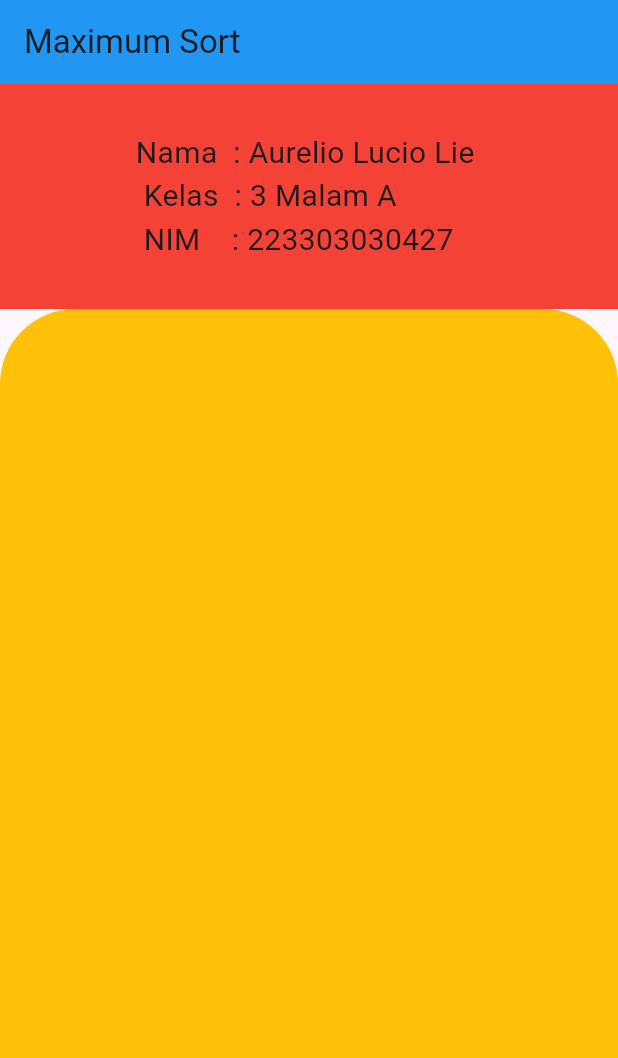
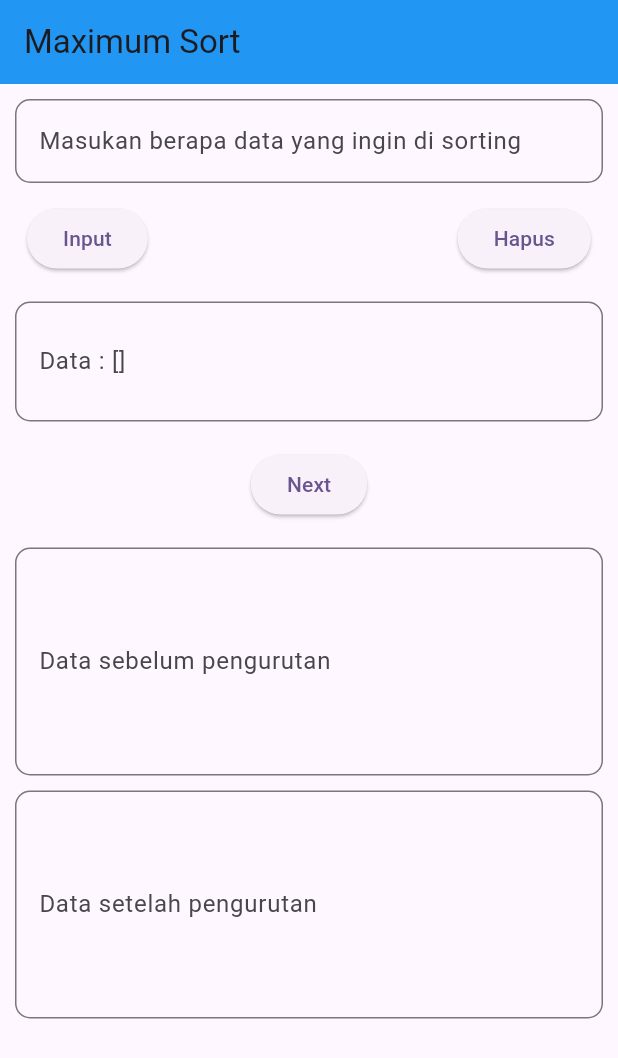
Before and after one commit to aurelioo29/UTS-FLUTTER, a Flutter app: the screen it shows after launch, on a phone screen of 412 x 824 dp. Shown: the top 1058 px of the screen. Run offline on Flutter 3.47's test engine with Material 2 defaults, Android fonts, the phone set to English and light mode, and no system bars.

Commit message:
change design UI

```diff
--- a/lib/sort.dart
+++ b/lib/sort.dart
@@ -10,6 +10,9 @@ class SortPages extends StatefulWidget {
 class _SortPagesState extends State<SortPages> {
   final formKey = GlobalKey<FormState>();
   final tecData = TextEditingController();
+  // variabel untuk mengahapus inputan
+  TextEditingController _textController = TextEditingController();
+  var list = [];
 
   @override
   Widget build(BuildContext context) {
@@ -19,113 +22,137 @@ class _SortPagesState extends State<SortPages> {
         backgroundColor: Colors.blue,
       ),
       body: SingleChildScrollView(
+        child: Padding(
+          padding: EdgeInsets.all(10),
+          child: Form(
+            key: formKey,
             child: Column(
-            crossAxisAlignment: CrossAxisAlignment.stretch,
               children: [
-              Container(
-                alignment: Alignment.center,
-                child: Text(
-                  "Nama  : Aurelio Lucio Lie \n Kelas  : 3 Malam A \n NIM    : 223303030427",
-                  style: TextStyle(fontSize: 20),
+                // Bagian Input Data Ingin Di Sorting (TAHAP 1)
+                TextFormField(
+                  controller: _textController,
+                  decoration: InputDecoration(
+                    labelText: "Masukan berapa data yang ingin di sorting",
+                    border: OutlineInputBorder(
+                      borderRadius: BorderRadius.circular(10),
                     ),
-                height: 150,
-                decoration: BoxDecoration(color: Colors.red),
                   ),
-              Container(
-                height: 1000,
-                decoration: BoxDecoration(
-                  borderRadius: BorderRadius.only(
-                    topLeft: Radius.circular(50),
-                    topRight: Radius.circular(50),
                 ),
-                  color: Colors.amber,
+                SizedBox(
+                  height: 5,
                 ),
-              )
-              // Container(
-              //   height: 2000,
-              //   decoration: BoxDecoration(
-              //       borderRadius: BorderRadius.only(
-              //         topLeft: Radius.circular(50),
-              //         topRight: Radius.circular(50),
-              //       ),
-              //       color: Colors.amber),
-              //   padding: EdgeInsets.all(10),
-              //   child: Form(
-              //     child: Column(
-              //       children: [
-              //         SizedBox(
-              //           width: 300,
-              //           child: TextFormField(
-              //             style: TextStyle(color: Colors.green),
-              //             decoration: InputDecoration(
-              //               labelText: 'Angka di Sorting',
-              //               hintText: 'Masukan angka yang ingin di sorting',
-              //               border: OutlineInputBorder(
-              //                 borderRadius: BorderRadius.circular(10),
-              //               ),
-              //               enabledBorder: OutlineInputBorder(
-              //                 borderSide: BorderSide(color: Colors.redAccent),
-              //               ),
-              //               prefixIcon: Icon(Icons.numbers),
-              //             ),
-              //             keyboardType: TextInputType.number,
-              //           ),
-              //         ),
-              //       ],
-              //     ),
-              //   ),
-              // ),
+                ButtonBar(
+                  alignment: MainAxisAlignment.spaceBetween,
+                  children: [
+                    ElevatedButton(
+                      onPressed: () {
+                        setState(
+                          () {
+                            if (tecData.text.length != 0) {
+                              int data = int.parse(tecData.text.toString());
+                              list.add(data);
+                            } else {
+                              ScaffoldMessenger.of(context).showSnackBar(
+                                SnackBar(
+                                  content: Text('Data inputan masih kosong'),
+                                ),
+                              );
+                            }
+                          },
+                        );
+                      },
+                      child: Text("Input"),
+                    ),
+                    ElevatedButton(
+                      onPressed: () {
+                        setState(
+                          () {
+                            if (_textController.text.isEmpty) {
+                              ScaffoldMessenger.of(context).showSnackBar(
+                                SnackBar(
+                                  content:
+                                      Text('Data di dalam inputan tidak ada'),
+                                ),
+                              );
+                            } else {
+                              _textController.clear();
+                              ScaffoldMessenger.of(context).showSnackBar(
+                                SnackBar(
+                                  content: Text('Data berhasil di hapus'),
+                                ),
+                              );
+                            }
+                          },
+                        );
+                      },
+                      child: Text("Hapus"),
+                    ),
                   ],
                 ),
-        )
-        // Padding(
-        //   padding: EdgeInsets.all(15),
-        //   child: Form(
-        //     key: formKey,
-        //     child: Column(
-        //       children: [
-        //         TextFormField(
-        //           controller: tecData,
-        //           validator: (value) => value == null || value.isEmpty
-        //               ? 'Data tersebut masih kosong'
-        //               : null,
-        //           decoration: InputDecoration(
-        //             labelText: 'Masukan jumlah data ',
-        //             border: OutlineInputBorder(
-        //               borderRadius: BorderRadius.circular(10),
-        //             ),
-        //           ),
-        //         ),
-        //         SizedBox(
-        //           height: 7,
-        //         ),
-        //         ButtonBar(
-        //           alignment: MainAxisAlignment.spaceBetween,
-        //           children: [
-        //             ElevatedButton(
-        //               style:
-        //                   ElevatedButton.styleFrom(backgroundColor: Colors.red),
-        //               onPressed: () {},
-        //               child: Text(
-        //                 "Input Data",
-        //                 style: TextStyle(color: Colors.white),
-        //               ),
-        //             ),
-        //             ElevatedButton(
-        //               style: ElevatedButton.styleFrom(
-        //                   backgroundColor: Colors.cyanAccent),
-        //               onPressed: () {},
-        //               child: Text("Hapus Data"),
-        //             ),
-        //           ],
-        //         ),
-        //         SizedBox(
-        //           height: 7,
-        //         ),
-        //       ],
-        //     ),
-        //   ),
-        // ),
+                SizedBox(
+                  height: 10,
+                ),
+                // Bagian Input Data Yang Sudah Di tentukan di Atas (TAHAP 2)
+                TextField(
+                  maxLines: 2,
+                  decoration: InputDecoration(
+                    labelText: 'Data : ${list}',
+                    border: OutlineInputBorder(
+                      borderRadius: BorderRadius.circular(10),
+                    ),
+                  ),
+                ),
+                SizedBox(
+                  height: 10,
+                ),
+                ButtonBar(
+                  alignment: MainAxisAlignment.center,
+                  children: [
+                    ElevatedButton(
+                      onPressed: () {
+                        setState(
+                          () {},
+                        );
+                      },
+                      child: Text("Next"),
+                    ),
+                  ],
+                ),
+                SizedBox(
+                  height: 10,
+                ),
+                // Bagian Data Yang Sudah Di Tentukan (TAHAP 3)
+                TextField(
+                  maxLines: 5,
+                  readOnly: true,
+                  // controller: tecStlhUrut,
+                  decoration: InputDecoration(
+                    labelText: 'Data sebelum pengurutan',
+                    border: OutlineInputBorder(
+                      borderRadius: BorderRadius.circular(10),
+                    ),
+                  ),
+                ),
+                SizedBox(
+                  height: 10,
+                ),
+                // Bagian Data Yang Sudah Di Tentukan (TAHAP 3)
+                TextField(
+                  maxLines: 5,
+                  readOnly: true,
+                  // controller: tecStlhUrut,
+                  decoration: InputDecoration(
+                    labelText: 'Data setelah pengurutan',
+                    border: OutlineInputBorder(
+                      borderRadius: BorderRadius.circular(10),
+                    ),
+                  ),
+                ),
+              ],
+            ),
+          ),
+        ),
+      ),
     );
   }
 }
```
Lines whose indentation alone changed are shown as unchanged.
